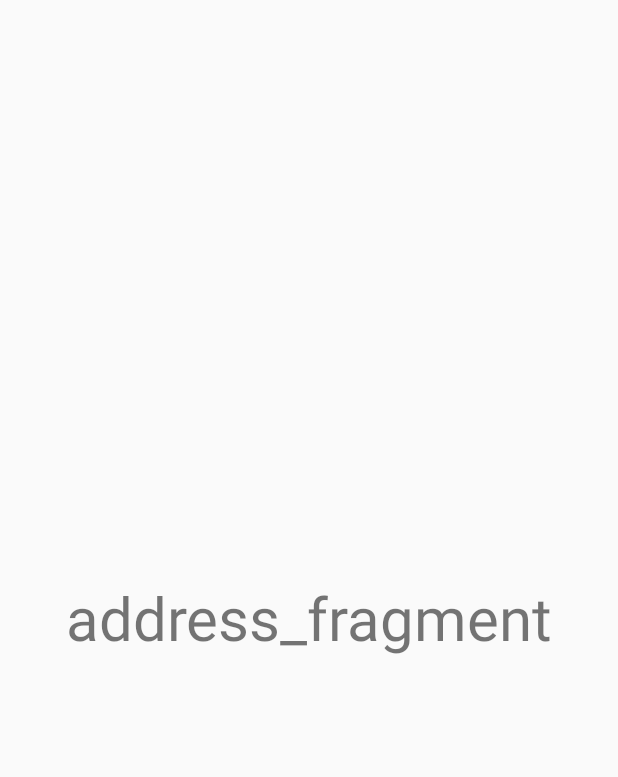
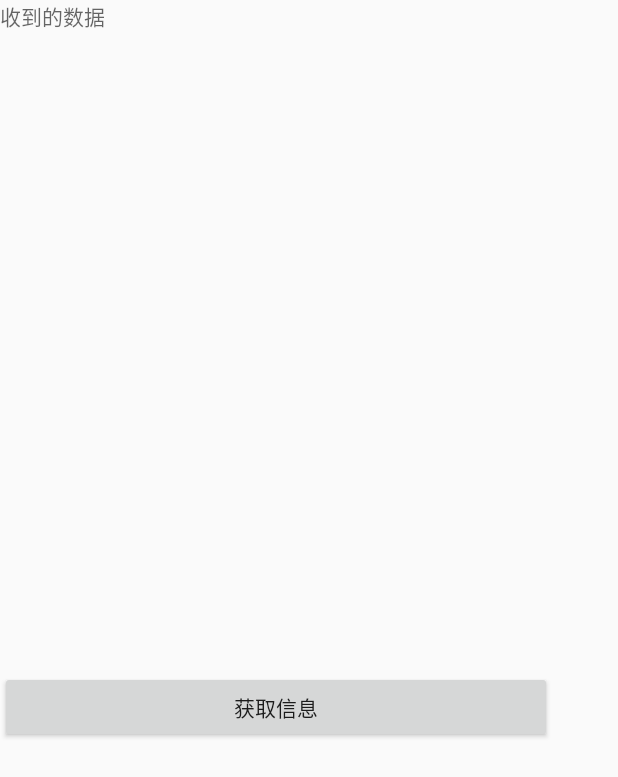
Before and after one commit to wongnoubo/oldmancare, an Android app: the layout fragment_address.xml on its own in the app's theme, with its tools: preview values and no code run, on a phone screen of 412 x 824 dp. Shown: the top 777 px of the screen. Run offline under Robolectric (Android 15) with nearby library versions, the phone set to English and light mode, and no system bars.

Commit message:
动态加载fragment；获取onenet数据

```diff
--- a/app/build.gradle
+++ b/app/build.gradle
@@ -54,9 +54,7 @@ dependencies {
     compile 'com.android.support:appcompat-v7:25.3.1'
     compile 'com.google.android.gms:play-services-appindexing:8.4.0'
     compile 'org.litepal.android:core:1.6.1'
-    compile 'com.github.Hydri0n:OneNETHelper:0.3'
-    compile 'com.squareup.retrofit2:retrofit:2.3.0'
-    compile 'com.squareup.retrofit2:converter-gson:2.3.0'
     compile 'com.android.support:support-v4:25.3.1'
+
     testCompile 'junit:junit:4.12'
 }
--- a/app/src/main/AndroidManifest.xml
+++ b/app/src/main/AndroidManifest.xml
@@ -24,6 +24,8 @@
     <!--蓝牙权限-->
     <uses-permission android:name="android.permission.BLUETOOTH" />
     <uses-permission android:name="android.permission.BLUETOOTH_ADMIN" />
+    <uses-permission android:name="android.permission.ACCESS_FINE_LOCATION"/>
+
     !-- 6.0以上需要加的额外权限 -->
     <uses-permission android:name="android.permission.ACCESS_COARSE_LOCATION" />
     <application
--- a/app/src/main/res/layout/bottom.xml
+++ b/app/src/main/res/layout/bottom.xml
@@ -126,4 +126,10 @@
             android:textSize="12sp"
             />
     </LinearLayout>
+    <FrameLayout
+        android:id="@+id/address_layout"
+        android:layout_width="0dp"
+        android:layout_height="0dp"
+        android:layout_weight="0">
+    </FrameLayout>
 </LinearLayout>
--- a/app/src/main/res/layout/fragment_address.xml
+++ b/app/src/main/res/layout/fragment_address.xml
@@ -5,12 +5,37 @@
     android:orientation="vertical"
     tools:context=".olamancaremanager.AddressFragment">
 
-    <!-- TODO: Update blank fragment layout -->
-    <TextView
-        android:layout_width="match_parent"
-        android:layout_height="match_parent"
-        android:text="address_fragment"
-        android:gravity="center"
-        android:textSize="40sp"/>
+    <LinearLayout
+        android:layout_width="368dp"
+        android:layout_height="495dp"
+        android:orientation="vertical"
+        tools:layout_editor_absoluteY="8dp"
+        tools:layout_editor_absoluteX="8dp">
+
+        <LinearLayout
+            android:layout_width="match_parent"
+            android:layout_height="wrap_content"
+            android:orientation="horizontal">
+
+        </LinearLayout>
+        <ScrollView
+            android:layout_width="match_parent"
+            android:layout_height="0dp"
+            android:layout_weight="1"
+            android:scrollbarStyle="outsideOverlay">
+
+            <TextView
+                android:id="@+id/Text_InfoReceived"
+                android:layout_width="match_parent"
+                android:layout_height="match_parent"
+                android:hint="收到的数据"
+                />
+        </ScrollView>
+        <Button
+            android:id="@+id/Button_GetInfo"
+            android:layout_width="match_parent"
+            android:layout_height="wrap_content"
+            android:text="获取信息" />
+    </LinearLayout>
 
 </FrameLayout>
--- a/build.gradle
+++ b/build.gradle
@@ -15,7 +15,6 @@ buildscript {
 allprojects {
     repositories {
         jcenter()
-        maven { url 'https://jitpack.io' }
     }
 }
 
```
Also changed, not shown: app/src/main/java/com/noubo/oldmancare/olamancaremanager/AddressFragment.java (+103 -7 lines), app/src/main/java/com/noubo/oldmancare/olamancaremanager/MainActivity.java (+20 -2 lines), app/src/main/res/layout/activity_main.xml (+4 -5 lines).
